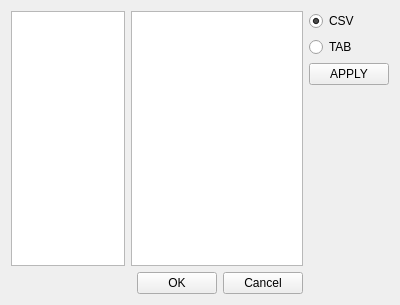
arkygeek/MAD, file workingExamples/LoadFile/newformclass.ui: the form before one commit.
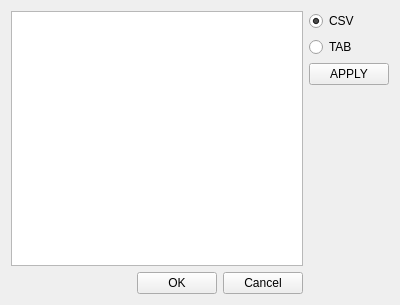
The form after the commit.

```diff
--- a/workingExamples/LoadFile/newformclass.ui
+++ b/workingExamples/LoadFile/newformclass.ui
@@ -14,10 +14,10 @@
    <string>Form</string>
   </property>
   <layout class="QGridLayout" name="gridLayout">
-   <item row="0" column="1" rowspan="2" colspan="3">
-    <widget class="QTableWidget" name="twidDisplaysText"/>
+   <item row="0" column="0" rowspan="2" colspan="3">
+    <widget class="QTextEdit" name="tedDisplaysNewText"/>
    </item>
-   <item row="0" column="4">
+   <item row="0" column="3">
     <layout class="QVBoxLayout" name="verticalLayout">
      <item>
       <widget class="QRadioButton" name="rbCsv">
@@ -45,7 +45,7 @@
      </item>
     </layout>
    </item>
-   <item row="1" column="4" rowspan="2">
+   <item row="1" column="3" rowspan="2">
     <spacer name="verticalSpacer">
      <property name="orientation">
       <enum>Qt::Vertical</enum>
@@ -58,7 +58,7 @@
      </property>
     </spacer>
    </item>
-   <item row="2" column="1">
+   <item row="2" column="0">
     <spacer name="horizontalSpacer">
      <property name="orientation">
       <enum>Qt::Horizontal</enum>
@@ -71,23 +71,20 @@
      </property>
     </spacer>
    </item>
-   <item row="2" column="2">
+   <item row="2" column="1">
     <widget class="QPushButton" name="pbOk">
      <property name="text">
       <string>OK</string>
      </property>
     </widget>
    </item>
-   <item row="2" column="3">
+   <item row="2" column="2">
     <widget class="QPushButton" name="pbCancel">
      <property name="text">
       <string>Cancel</string>
      </property>
     </widget>
    </item>
-   <item row="0" column="0" rowspan="2">
-    <widget class="QTextEdit" name="teDisplaysText"/>
-   </item>
   </layout>
  </widget>
  <resources/>
```
